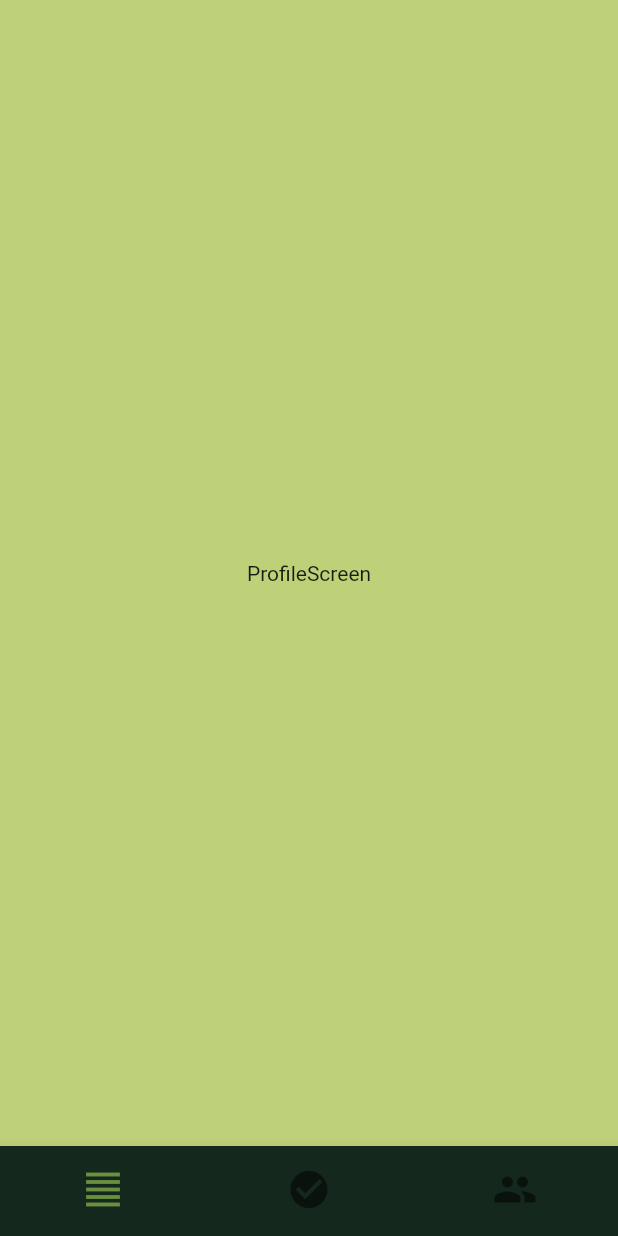
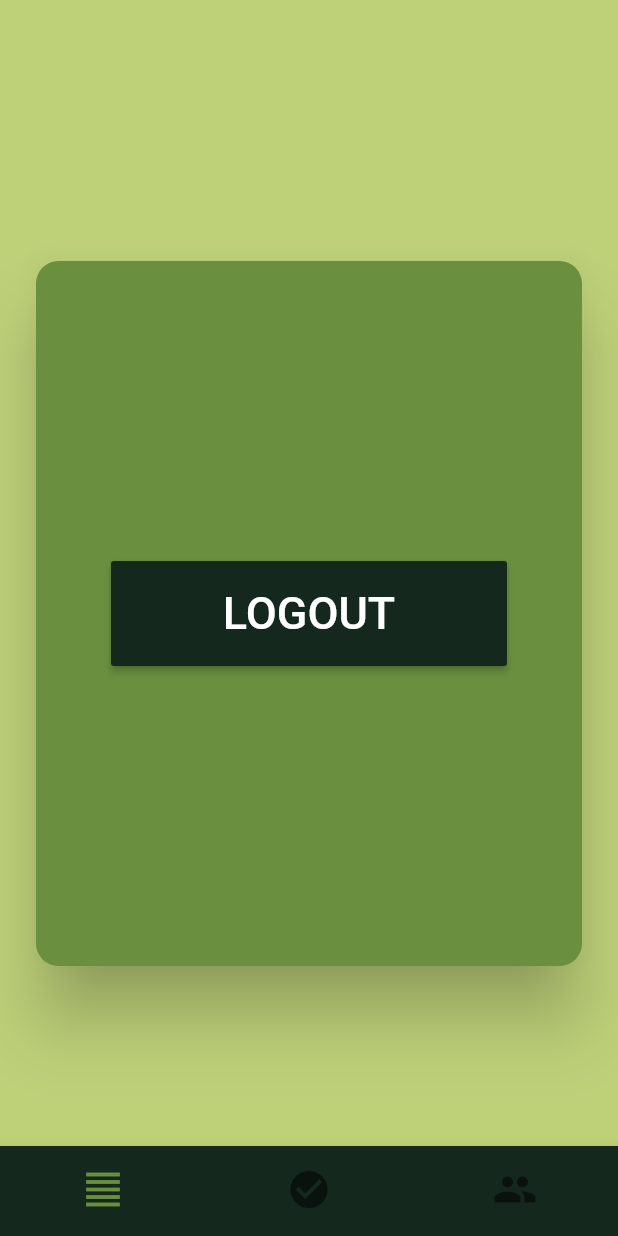
Before and after one commit to juanfranciscocis/Album_Checker, a Flutter app: the ProfileScreen screen opened by its route, on a phone screen of 412 x 824 dp. Run offline on Flutter 3.47's test engine with Material 2 defaults, Android fonts, the phone set to English and light mode, and no system bars; our stand-ins replace flutter_secure_storage, sqflite; accounts and stored records are empty; network calls fail.

Commit message:
MAIN  APP FINISHED

```diff
--- a/lib/screens/auth_screen.dart
+++ b/lib/screens/auth_screen.dart
@@ -15,6 +15,7 @@ class CheckAuthScreen extends StatelessWidget {
     final authService = Provider.of<LoginFirebaseService>( context, listen: false );
 
     return Scaffold(
+      backgroundColor: Color.fromRGBO(190, 209, 121, 1) ,
       body: Center(
         child: FutureBuilder(
           future: authService.readToken(),
--- a/lib/screens/profile_screen.dart
+++ b/lib/screens/profile_screen.dart
@@ -2,6 +2,8 @@ import 'package:flutter/material.dart';
 import 'package:provider/provider.dart';
 
 import '../providers/bottom_navigation_provider.dart';
+import '../providers/login_form_provider.dart';
+import '../services/login_firebase_service.dart';
 
 class ProfileScreen extends StatelessWidget{
   const ProfileScreen({Key? key}) : super(key: key);
@@ -9,10 +11,44 @@ class ProfileScreen extends StatelessWidget{
   @override
   Widget build(BuildContext context) {
     final navigatorProvider = Provider.of<NavigationProvider>(context, listen: false);
+    final loginFirebaseService = Provider.of<LoginFirebaseService>(context, listen: false);
     return Scaffold(
       backgroundColor: Color.fromRGBO(190, 209, 121, 1) ,
-      body: Center(
-        child: Text('ProfileScreen'),
+      body: SingleChildScrollView(
+        child: Column(
+          mainAxisAlignment: MainAxisAlignment.center,
+          children: [
+            const SizedBox(height: 150,),
+            Center(
+              child: Container(
+                width: double.infinity,
+                //height: double.infinity,
+                child: Padding(
+                  padding: const EdgeInsets.all(20),
+                  child: Card(
+                    color: Color.fromRGBO(105, 143, 63, 1),
+                    elevation: 20,
+                    shape: RoundedRectangleBorder(
+                      borderRadius: BorderRadius.circular(15.0),
+                    ),
+                    child: Padding(
+                      padding: const EdgeInsets.only(top: 200.0, left: 50.0, right: 50.0, bottom: 200.0),
+                      child: MaterialButton(
+                        height: 70,
+                        color: Color.fromRGBO(20, 40, 29, 1),
+                        onPressed: (){
+                          loginFirebaseService.logout();
+                          Navigator.of(context).pushReplacementNamed('/login');
+                        },
+                        child: Text('LOGOUT', style: TextStyle(color: Colors.white,fontSize: 30),),
+                      ),
+                    ),
+                  ),
+                ),
+              ),
+            ),
+          ],
+        ),
       ),
       bottomNavigationBar: BottomNavigationBar(
         currentIndex: navigatorProvider.currentPage,
--- a/lib/screens/register_screen.dart
+++ b/lib/screens/register_screen.dart
@@ -319,6 +319,7 @@ class _Password extends StatelessWidget {
       child: Padding(
         padding: const EdgeInsets.only(right: 10, left: 10),
         child: TextField(
+          obscureText: true,
           onChanged: (value) {
             loginFormProvider.password = value;
             print(value);
```
Also changed, not shown: lib/services/login_firebase_service.dart (+4 -4 lines).
